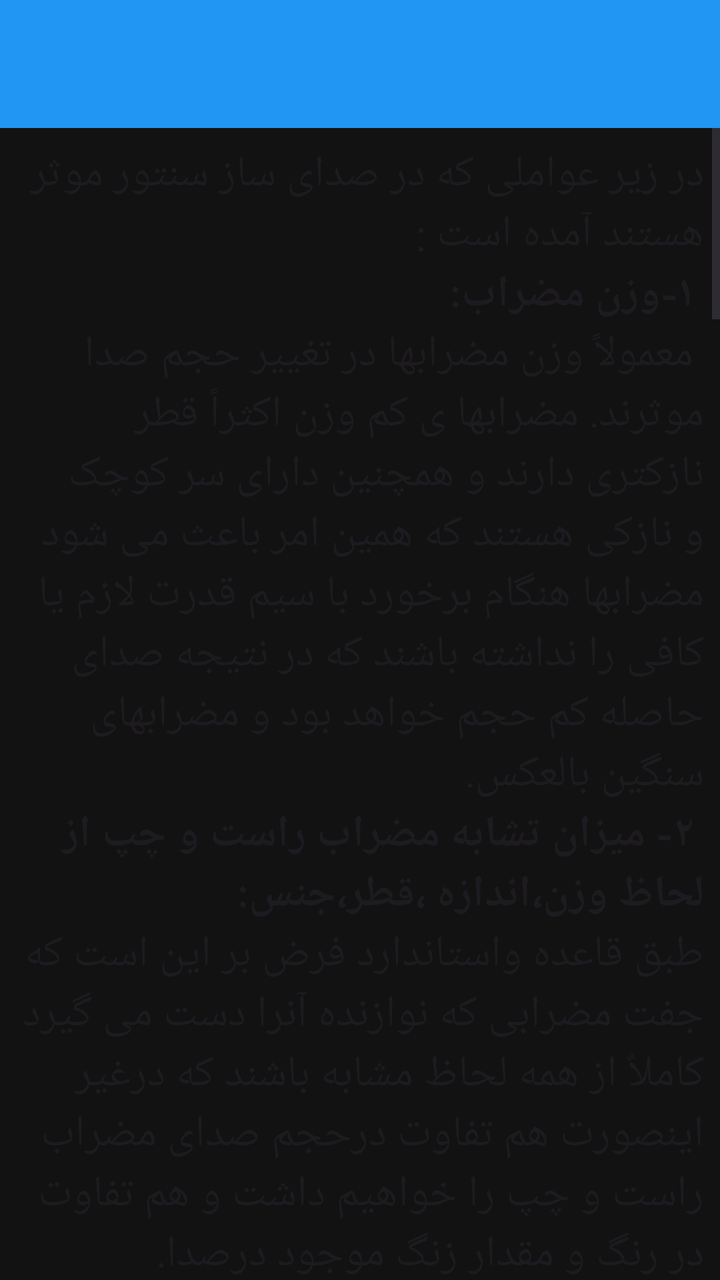
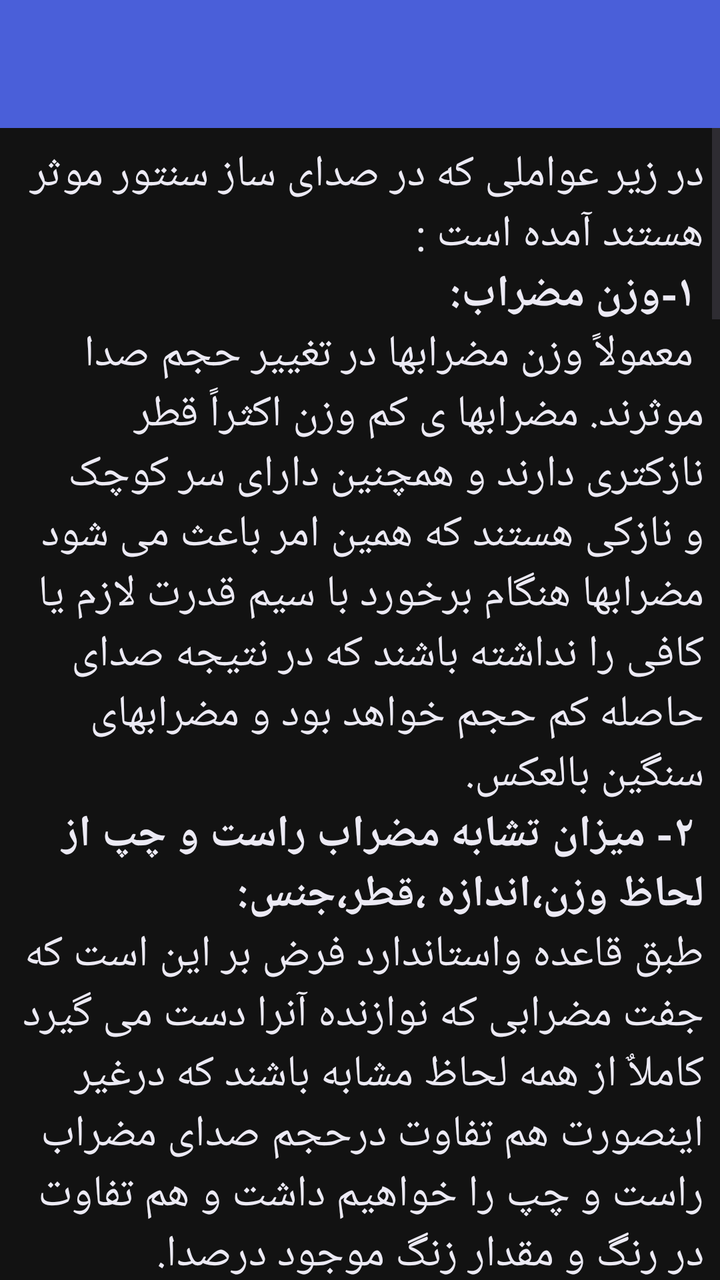

Compare the two renders of this Android layout. The source of the first and the diff that turns it into the second are given below.
<!-- AndroidManifest.xml: application theme Apptheme -->
<!-- res/layout/activity_content.xml -->
<RelativeLayout xmlns:android="http://schemas.android.com/apk/res/android"
    xmlns:tools="http://schemas.android.com/tools"
    android:layout_width="match_parent"
    android:layout_height="match_parent"
    tools:context="${packageName}.${activityClass}" >

    <LinearLayout
        android:layout_width="match_parent"
        android:layout_height="match_parent"
        android:orientation="vertical">

        <include
            android:id="@+id/toolbar"
            layout="@layout/app_bar" />

        <ScrollView
            android:id="@+id/scrollView1"
            android:layout_width="match_parent"
            android:layout_height="match_parent" >

            <LinearLayout
                android:padding="8dp"
                android:layout_width="match_parent"
                android:layout_height="wrap_content"
                android:orientation="vertical" >

                <TextView
                    
                    android:id="@+id/tv_content"
                    android:layout_width="wrap_content"
                    android:layout_height="wrap_content"
                    android:text="@string/text1"
                    android:textAppearance="?android:attr/textAppearanceLarge"
                    android:textColor="?android:attr/textColorPrimary"
                 />



            </LinearLayout>
        </ScrollView>

    </LinearLayout>

</RelativeLayout>
<!-- res/layout/app_bar.xml (included above) -->
<?xml version="1.0" encoding="utf-8"?>
<androidx.appcompat.widget.Toolbar xmlns:android="http://schemas.android.com/apk/res/android"
    xmlns:app="http://schemas.android.com/apk/res-auto"
    android:layout_width="match_parent"
    android:layout_height="wrap_content"
    android:background="#2196F3"
    app:theme="@style/customeToolbar"
    app:popupTheme="@style/ThemeOverlay.AppCompat.Dark">

</androidx.appcompat.widget.Toolbar>
<!-- resources referenced by this layout -->
<resources>
  <style name="customeToolbar" parent="ThemeOverlay.Material3">
          <item name="android:textColorPrimary">#000</item>
          <item name="android:textColorSecondary">#000</item>
  
  
      </style>
  <style name="Apptheme" parent="AppTheme.Base">
          
  
  
      </style>
  <style name="AppTheme.Base" parent="Theme.Material3.DayNight.NoActionBar">
      <item name="colorPrimary">@color/primaryColor</item>
      <item name="colorPrimaryDark">@color/primaryColorDark</item>
      <item name="colorAccent">@color/accentColor</item>
      <item name="android:windowBackground">@color/windowBackground</item>
          <item name="android:popupBackground">@color/windowBackground</item>
          
          <item name="materialButtonStyle">@style/Widget.App.Button</item>
          <item name="buttonStyle">@style/Widget.App.Button.Legacy</item>
      </style>
  <color name="primaryColor">#4A5FD9</color>
  <color name="primaryColorDark">#2E3A99</color>
  <color name="accentColor">#D4AF37</color>
  <color name="windowBackground">#121212</color>
  <!-- unchanged entries left out for length: 3 -->
</resources>

<!-- the commit's change to res/layout/activity_content.xml (unified diff, before → after) -->
@@ -2,6 +2,7 @@
     xmlns:tools="http://schemas.android.com/tools"
     android:layout_width="match_parent"
     android:layout_height="match_parent"
+    android:fitsSystemWindows="true"
     tools:context="${packageName}.${activityClass}" >
 
     <LinearLayout
@@ -46,10 +47,9 @@
 <?xml version="1.0" encoding="utf-8"?>
 <androidx.appcompat.widget.Toolbar xmlns:android="http://schemas.android.com/apk/res/android"
     xmlns:app="http://schemas.android.com/apk/res-auto"
+    android:id="@+id/app_bar"
     android:layout_width="match_parent"
-    android:layout_height="wrap_content"
-    android:background="#2196F3"
+    android:layout_height="?attr/actionBarSize"
+    android:background="@color/primaryColor"
     app:theme="@style/customeToolbar"
-    app:popupTheme="@style/ThemeOverlay.AppCompat.Dark">
-
-</androidx.appcompat.widget.Toolbar>
+    app:popupTheme="@style/ToolbarPopupTheme" />
<!-- resource entries referenced after the edit -->
@@ -1,27 +1,38 @@
 <!-- resources referenced by this layout -->
 <resources>
-  <style name="customeToolbar" parent="ThemeOverlay.Material3">
-          <item name="android:textColorPrimary">#000</item>
-          <item name="android:textColorSecondary">#000</item>
-  
-  
+  <style name="customeToolbar" parent="ThemeOverlay.AppCompat.Dark.ActionBar">
+          <item name="android:textColorPrimary">@android:color/white</item>
+          <item name="android:textColorSecondary">@android:color/white</item>
+          <item name="colorControlNormal">@android:color/white</item>
       </style>
   <style name="Apptheme" parent="AppTheme.Base">
-          
-  
-  
+          <item name="preferenceTheme">@style/PreferenceThemeOverlay.App</item>
       </style>
+  <color name="cardColor">#FF1E1C26</color>
+  <color name="onSurface">#FFECEAF4</color>
+  <color name="onSurfaceVariant">#FFC7C3D2</color>
   <style name="AppTheme.Base" parent="Theme.Material3.DayNight.NoActionBar">
       <item name="colorPrimary">@color/primaryColor</item>
       <item name="colorPrimaryDark">@color/primaryColorDark</item>
       <item name="colorAccent">@color/accentColor</item>
       <item name="android:windowBackground">@color/windowBackground</item>
-          <item name="android:popupBackground">@color/windowBackground</item>
+          <item name="android:popupBackground">@color/cardColor</item>
+          <item name="android:textColorPrimary">@color/onSurface</item>
           
           <item name="materialButtonStyle">@style/Widget.App.Button</item>
           <item name="buttonStyle">@style/Widget.App.Button.Legacy</item>
       </style>
+  <style name="PreferenceThemeOverlay.App" parent="PreferenceThemeOverlay.v14.Material">
+          <item name="android:textColorPrimary">@color/onSurface</item>
+          <item name="android:textColorSecondary">@color/onSurfaceVariant</item>
+      </style>
   <color name="primaryColor">#4A5FD9</color>
+  <style name="ToolbarPopupTheme" parent="ThemeOverlay.AppCompat.Dark">
+          <item name="android:popupBackground">@color/cardColor</item>
+          <item name="android:textColorPrimary">@color/onSurface</item>
+          <item name="android:textColorSecondary">@color/onSurfaceVariant</item>
+          <item name="colorControlNormal">@color/onSurface</item>
+      </style>
   <color name="primaryColorDark">#2E3A99</color>
   <color name="accentColor">#D4AF37</color>
   <color name="windowBackground">#121212</color>
